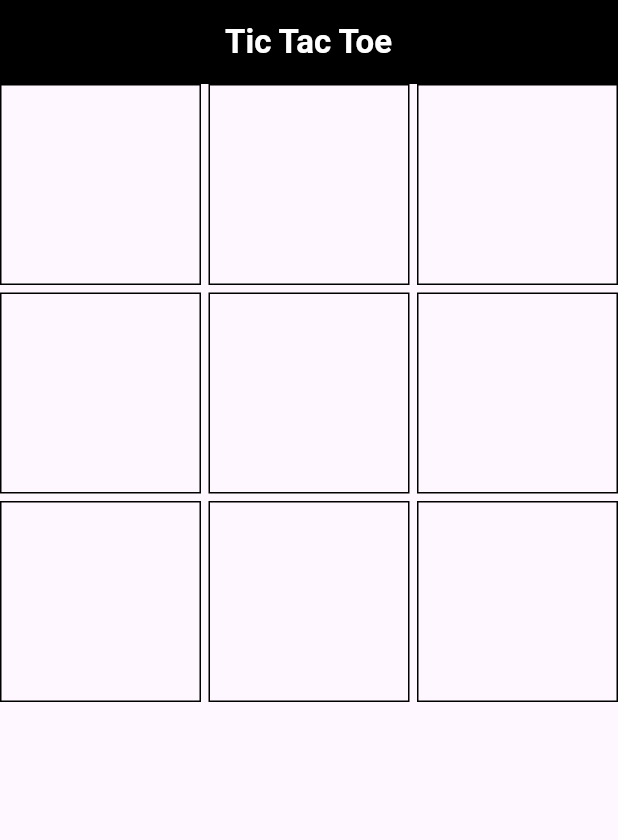
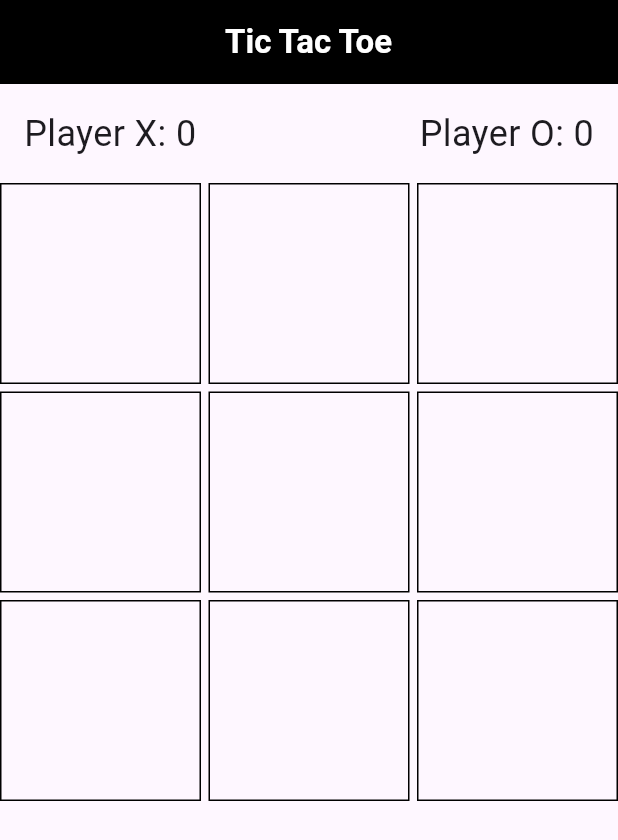
Before and after one commit to nakuldevmv/Tic-Tac-Toe-Game, a Flutter app: the screen it shows after launch, on a phone screen of 412 x 824 dp. Shown: the top 840 px of the screen. Run offline on Flutter 3.47's test engine with Material 3 defaults, Android fonts, the phone set to English and light mode, and no system bars.

Commit message:
Update tictactoe.dart

```diff
--- a/lib/TicTacToe/tictactoe.dart
+++ b/lib/TicTacToe/tictactoe.dart
@@ -10,6 +10,8 @@ class TicTacToe extends StatefulWidget {
 class _TicTacToeState extends State<TicTacToe> {
   List<String> _board = List.generate(9, (index) => '');
   String _currentPlayer = 'X';
+  int _scoreX = 0;
+  int _scoreO = 0;
   @override
   Widget build(BuildContext context) {
     return Scaffold(
@@ -27,6 +29,21 @@ class _TicTacToeState extends State<TicTacToe> {
       body: Column(
         // mainAxisAlignment: MainAxisAlignment.spaceBetween,
         children: <Widget>[
+          Padding(
+            padding: const EdgeInsets.all(16.0),
+            child: Row(
+              mainAxisAlignment: MainAxisAlignment.spaceBetween,
+              children: [
+                Text('Player X: $_scoreX',
+                    style: const TextStyle(fontSize: 24)),
+                Text('Player O: $_scoreO',
+                    style: const TextStyle(fontSize: 24)),
+                // ElevatedButton(
+                //     onPressed: _resetScore(),
+                //     child: const Icon(Icons.restart_alt_rounded))
+              ],
+            ),
+          ),
           Container(
             // color: const Color.fromARGB(255, 221, 70, 70),
             // decoration: BoxDecoration(),
@@ -46,6 +63,7 @@ class _TicTacToeState extends State<TicTacToe> {
                               _board[index] = _currentPlayer;
                               if (_checkWin(_currentPlayer)) {
                                 _showWinDialoge(_currentPlayer);
+                                _updateScore(_currentPlayer);
                               } else if (_board
                                   .every((Element) => Element.isNotEmpty)) {
                                 _showDrawDialoge();
@@ -76,7 +94,7 @@ class _TicTacToeState extends State<TicTacToe> {
                         ),
                       );
                     })),
-          )
+          ),
         ],
       ),
     );
@@ -140,10 +158,26 @@ class _TicTacToeState extends State<TicTacToe> {
         });
   }
 
+  void _updateScore(String winner) {
+    setState(() {
+      if (winner == 'X') {
+        _scoreX += 1;
+        print(_scoreX);
+      } else if (winner == 'O') {
+        _scoreO += 1;
+        print(_scoreO);
+      }
+    });
+  }
+
   void _resetGame() {
     setState(() {
       _board = List.generate(9, (index) => '');
       _currentPlayer = 'X';
     });
   }
+
+  void _resetScore() {
+    setState(() {});
+  }
 }
```
